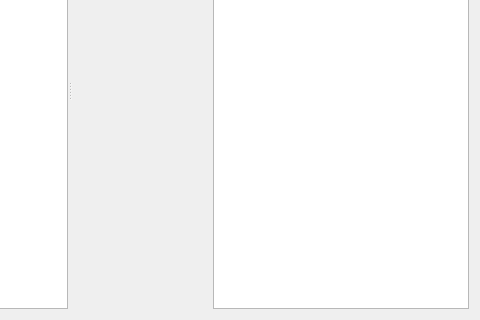
Old version of the form Viewer/src/LogLoadWidget.ui in the repository ecmwf/ecflow; both pictures show x 330 to 810 and y 168 to 488 of the 810 by 488 pixel window.
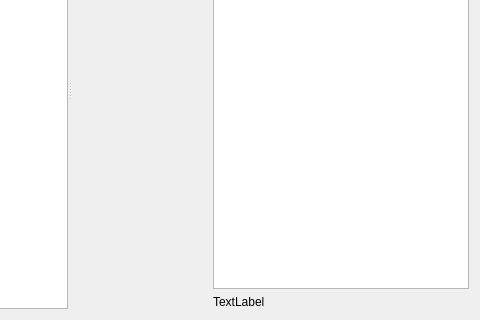
New version of the form. Icons and pictures are not drawn. Custom widgets are drawn as their Qt base class.

Commit message: ecFlowUI: add server load tab to info panel ECFLOW-1263

```diff
--- a/Viewer/src/LogLoadWidget.ui
+++ b/Viewer/src/LogLoadWidget.ui
@@ -106,6 +106,13 @@
          <item>
           <widget class="QTreeView" name="suiteTree"/>
          </item>
+         <item>
+          <widget class="QLabel" name="scanLabel">
+           <property name="text">
+            <string>TextLabel</string>
+           </property>
+          </widget>
+         </item>
         </layout>
        </item>
       </layout>
```
The commit also changes 4 other files.
